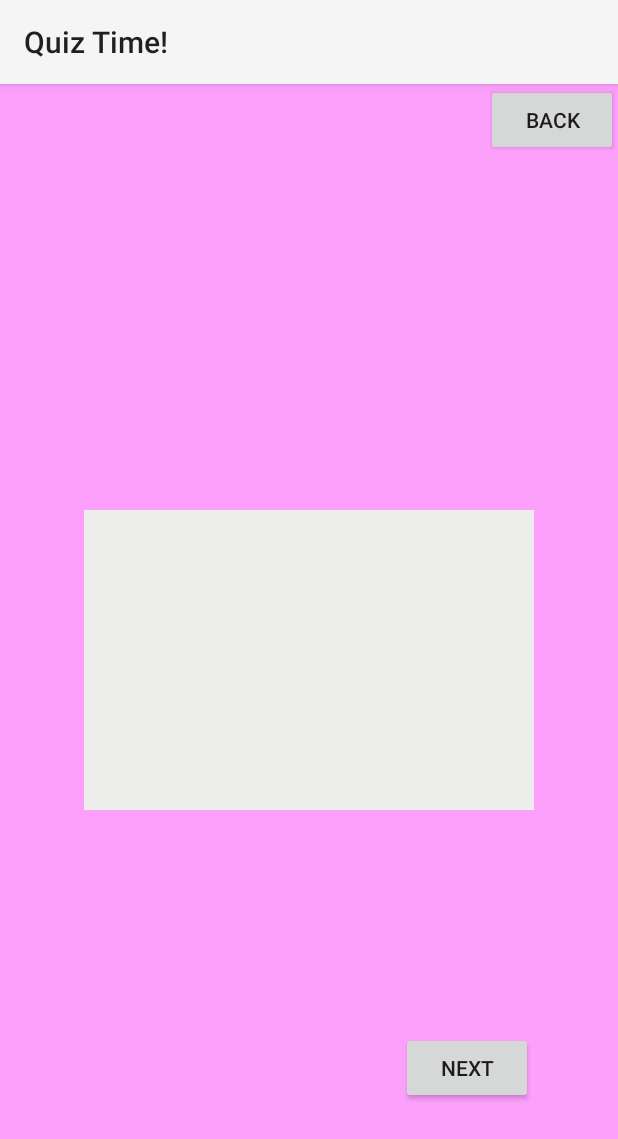
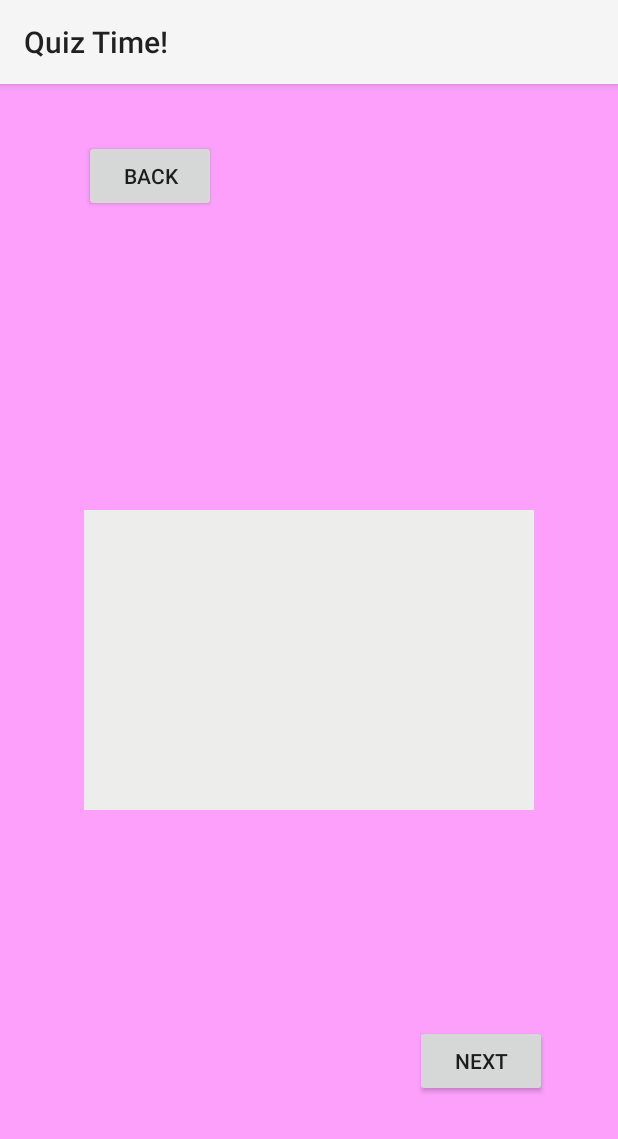
Before and after one commit to danielreyes2873/CST_438_Project_03, an Android app: the Flashcards screen opened directly, with no data from a screen before it, on a phone screen of 412 x 824 dp. Shown: the top 1139 px of the screen. Run offline under Robolectric (Android 15) with nearby library versions, the phone set to English and light mode, and no system bars; 2 statements that could not run were skipped.

```diff
--- a/frontend/app/src/main/res/layout/activity_flashcard.xml
+++ b/frontend/app/src/main/res/layout/activity_flashcard.xml
@@ -24,21 +24,36 @@
         android:layout_width="wrap_content"
         android:layout_height="wrap_content"
         android:text="back"
+        app:layout_constraintBottom_toBottomOf="parent"
+        app:layout_constraintEnd_toEndOf="parent"
+        app:layout_constraintHorizontal_bias="0.173"
+        app:layout_constraintStart_toStartOf="parent"
         app:layout_constraintTop_toTopOf="parent"
-        app:layout_constraintRight_toRightOf="parent"
-        tools:layout_editor_absoluteX="301dp"
-        tools:layout_editor_absoluteY="18dp" />
+        app:layout_constraintVertical_bias="0.052" />
 
     <Button
         android:id="@+id/nextCardBtn"
         android:layout_width="wrap_content"
         android:layout_height="wrap_content"
-        android:layout_marginBottom="88dp"
         android:text="Next"
         app:layout_constraintBottom_toBottomOf="parent"
         app:layout_constraintEnd_toEndOf="parent"
-        app:layout_constraintHorizontal_bias="0.826"
-        app:layout_constraintStart_toStartOf="parent" />
+        app:layout_constraintHorizontal_bias="0.854"
+        app:layout_constraintStart_toStartOf="parent"
+        app:layout_constraintTop_toTopOf="parent"
+        app:layout_constraintVertical_bias="0.871" />
+
+    <Button
+        android:id="@+id/resetBtn"
+        android:layout_width="wrap_content"
+        android:layout_height="wrap_content"
+        android:text="Reset Quiz"
+        app:layout_constraintBottom_toBottomOf="parent"
+        app:layout_constraintEnd_toEndOf="parent"
+        app:layout_constraintHorizontal_bias="0.157"
+        app:layout_constraintStart_toStartOf="parent"
+        app:layout_constraintTop_toTopOf="parent"
+        app:layout_constraintVertical_bias="0.871" />
 
 
 </androidx.constraintlayout.widget.ConstraintLayout>
```
Also changed, not shown: frontend/app/src/main/java/com/example/cst_438_project_03/Flashcards.java (+27 -2 lines).
